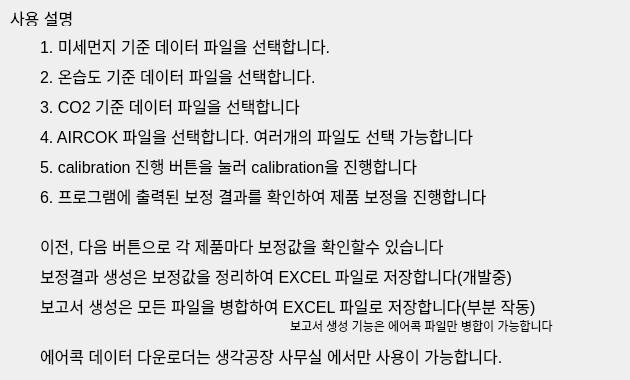
Before: the Qt Designer form src/ui/guide_ui.ui in leekyueun/AircokDataManager, drawn with Qt 5.
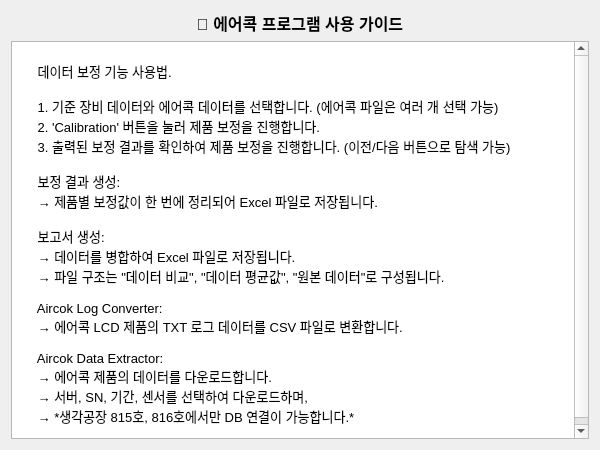
After: the same form once the commit is applied.

```diff
--- a/src/ui/guide_ui.ui
+++ b/src/ui/guide_ui.ui
@@ -1,249 +1,79 @@
 <?xml version="1.0" encoding="UTF-8"?>
 <ui version="4.0">
- <class>Dialog</class>
- <widget class="QDialog" name="Dialog">
-  <property name="enabled">
-   <bool>true</bool>
-  </property>
+ <class>GuideDialog</class>
+ <widget class="QDialog" name="GuideDialog">
   <property name="geometry">
    <rect>
     <x>0</x>
     <y>0</y>
-    <width>630</width>
-    <height>380</height>
+    <width>600</width>
+    <height>450</height>
    </rect>
   </property>
   <property name="minimumSize">
    <size>
-    <width>630</width>
-    <height>380</height>
+    <width>600</width>
+    <height>450</height>
    </size>
   </property>
   <property name="maximumSize">
    <size>
-    <width>630</width>
-    <height>380</height>
+    <width>600</width>
+    <height>450</height>
    </size>
   </property>
   <property name="windowTitle">
    <string>Dialog</string>
   </property>
-  <widget class="QLabel" name="label">
-   <property name="geometry">
-    <rect>
-     <x>10</x>
-     <y>10</y>
-     <width>71</width>
-     <height>16</height>
-    </rect>
-   </property>
-   <property name="font">
-    <font>
-     <pointsize>12</pointsize>
-    </font>
-   </property>
-   <property name="text">
-    <string>사용 설명</string>
-   </property>
-  </widget>
-  <widget class="QLabel" name="label_2">
-   <property name="geometry">
-    <rect>
-     <x>40</x>
-     <y>120</y>
-     <width>511</width>
-     <height>31</height>
-    </rect>
-   </property>
-   <property name="font">
-    <font>
-     <pointsize>12</pointsize>
-    </font>
-   </property>
-   <property name="text">
-    <string>4. AIRCOK 파일을 선택합니다. 여러개의 파일도 선택 가능합니다</string>
-   </property>
-  </widget>
-  <widget class="QLabel" name="label_3">
-   <property name="geometry">
-    <rect>
-     <x>40</x>
-     <y>30</y>
-     <width>511</width>
-     <height>31</height>
-    </rect>
-   </property>
-   <property name="font">
-    <font>
-     <pointsize>12</pointsize>
-    </font>
-   </property>
-   <property name="text">
-    <string>1. 미세먼지 기준 데이터 파일을 선택합니다.</string>
-   </property>
-  </widget>
-  <widget class="QLabel" name="label_4">
-   <property name="geometry">
-    <rect>
-     <x>40</x>
-     <y>60</y>
-     <width>511</width>
-     <height>31</height>
-    </rect>
-   </property>
-   <property name="font">
-    <font>
-     <pointsize>12</pointsize>
-    </font>
-   </property>
-   <property name="text">
-    <string>2. 온습도 기준 데이터 파일을 선택합니다.</string>
-   </property>
-  </widget>
-  <widget class="QLabel" name="label_5">
-   <property name="geometry">
-    <rect>
-     <x>40</x>
-     <y>90</y>
-     <width>511</width>
-     <height>31</height>
-    </rect>
-   </property>
-   <property name="font">
-    <font>
-     <pointsize>12</pointsize>
-    </font>
-   </property>
-   <property name="text">
-    <string>3. CO2 기준 데이터 파일을 선택합니다</string>
-   </property>
-  </widget>
-  <widget class="QLabel" name="label_6">
-   <property name="geometry">
-    <rect>
-     <x>40</x>
-     <y>150</y>
-     <width>511</width>
-     <height>31</height>
-    </rect>
-   </property>
-   <property name="font">
-    <font>
-     <pointsize>12</pointsize>
-    </font>
-   </property>
-   <property name="text">
-    <string>5. calibration 진행 버튼을 눌러 calibration을 진행합니다</string>
-   </property>
-  </widget>
-  <widget class="QLabel" name="label_7">
-   <property name="geometry">
-    <rect>
-     <x>40</x>
-     <y>180</y>
-     <width>511</width>
-     <height>31</height>
-    </rect>
-   </property>
-   <property name="font">
-    <font>
-     <pointsize>12</pointsize>
-    </font>
-   </property>
-   <property name="text">
-    <string>6. 프로그램에 출력된 보정 결과를 확인하여 제품 보정을 진행합니다</string>
-   </property>
-  </widget>
-  <widget class="QLabel" name="label_8">
-   <property name="geometry">
-    <rect>
-     <x>40</x>
-     <y>260</y>
-     <width>511</width>
-     <height>31</height>
-    </rect>
-   </property>
-   <property name="font">
-    <font>
-     <pointsize>12</pointsize>
-    </font>
-   </property>
-   <property name="text">
-    <string>보정결과 생성은 보정값을 정리하여 EXCEL 파일로 저장합니다(개발중)</string>
-   </property>
-  </widget>
-  <widget class="QLabel" name="label_9">
-   <property name="geometry">
-    <rect>
-     <x>40</x>
-     <y>290</y>
-     <width>541</width>
-     <height>31</height>
-    </rect>
-   </property>
-   <property name="font">
-    <font>
-     <pointsize>12</pointsize>
-    </font>
-   </property>
-   <property name="text">
-    <string>보고서 생성은 모든 파일을 병합하여 EXCEL 파일로 저장합니다(부분 작동)</string>
-   </property>
-  </widget>
-  <widget class="QLabel" name="label_10">
-   <property name="geometry">
-    <rect>
-     <x>40</x>
-     <y>230</y>
-     <width>511</width>
-     <height>31</height>
-    </rect>
-   </property>
-   <property name="font">
-    <font>
-     <pointsize>12</pointsize>
-    </font>
-   </property>
-   <property name="text">
-    <string>이전, 다음 버튼으로 각 제품마다 보정값을 확인할수 있습니다</string>
-   </property>
-  </widget>
-  <widget class="QLabel" name="label_11">
-   <property name="geometry">
-    <rect>
-     <x>290</x>
-     <y>310</y>
-     <width>291</width>
-     <height>31</height>
-    </rect>
-   </property>
-   <property name="font">
-    <font>
-     <pointsize>9</pointsize>
-    </font>
-   </property>
-   <property name="text">
-    <string>보고서 생성 기능은 에어콕 파일만 병합이 가능합니다</string>
-   </property>
-  </widget>
-  <widget class="QLabel" name="label_12">
-   <property name="geometry">
-    <rect>
-     <x>40</x>
-     <y>340</y>
-     <width>541</width>
-     <height>31</height>
-    </rect>
-   </property>
-   <property name="font">
-    <font>
-     <pointsize>12</pointsize>
-    </font>
-   </property>
-   <property name="text">
-    <string>에어콕 데이터 다운로더는 생각공장 사무실 에서만 사용이 가능합니다.</string>
-   </property>
-  </widget>
+  <layout class="QVBoxLayout" name="verticalLayout">
+   <item>
+    <widget class="QLabel" name="label_title">
+     <property name="text">
+      <string>📘 에어콕 프로그램 사용 가이드</string>
+     </property>
+     <property name="alignment">
+      <set>Qt::AlignCenter</set>
+     </property>
+     <property name="styleSheet">
+      <string notr="true">font-weight: bold; font-size: 16px;</string>
+     </property>
+    </widget>
+   </item>
+   <item>
+    <widget class="QTextEdit" name="text_guide">
+     <property name="readOnly">
+      <bool>true</bool>
+     </property>
+     <property name="styleSheet">
+      <string notr="true">font-size: 13px;</string>
+     </property>
+     <property name="text">
+      <string notr="true">
+      데이터 보정 기능 사용법.
+
+      1. 기준 장비 데이터와 에어콕 데이터를 선택합니다. (에어콕 파일은 여러 개 선택 가능)
+      2. 'Calibration' 버튼을 눌러 제품 보정을 진행합니다.
+      3. 출력된 보정 결과를 확인하여 제품 보정을 진행합니다. (이전/다음 버튼으로 탐색 가능)
+
+      보정 결과 생성:
+      → 제품별 보정값이 한 번에 정리되어 Excel 파일로 저장됩니다.
+
+      보고서 생성:
+      → 데이터를 병합하여 Excel 파일로 저장됩니다.
+      → 파일 구조는 "데이터 비교", "데이터 평균값", "원본 데이터"로 구성됩니다.
+
+      Aircok Log Converter:
+      → 에어콕 LCD 제품의 TXT 로그 데이터를 CSV 파일로 변환합니다.
+
+      Aircok Data Extractor:
+      → 에어콕 제품의 데이터를 다운로드합니다.
+      → 서버, SN, 기간, 센서를 선택하여 다운로드하며,
+      → *생각공장 815호, 816호에서만 DB 연결이 가능합니다.*
+      </string>
+     </property>
+    </widget>
+   </item>
+  </layout>
  </widget>
  <resources/>
  <connections/>
```
Left out of the diff: 2 changed lines with no effect on the pictures.
